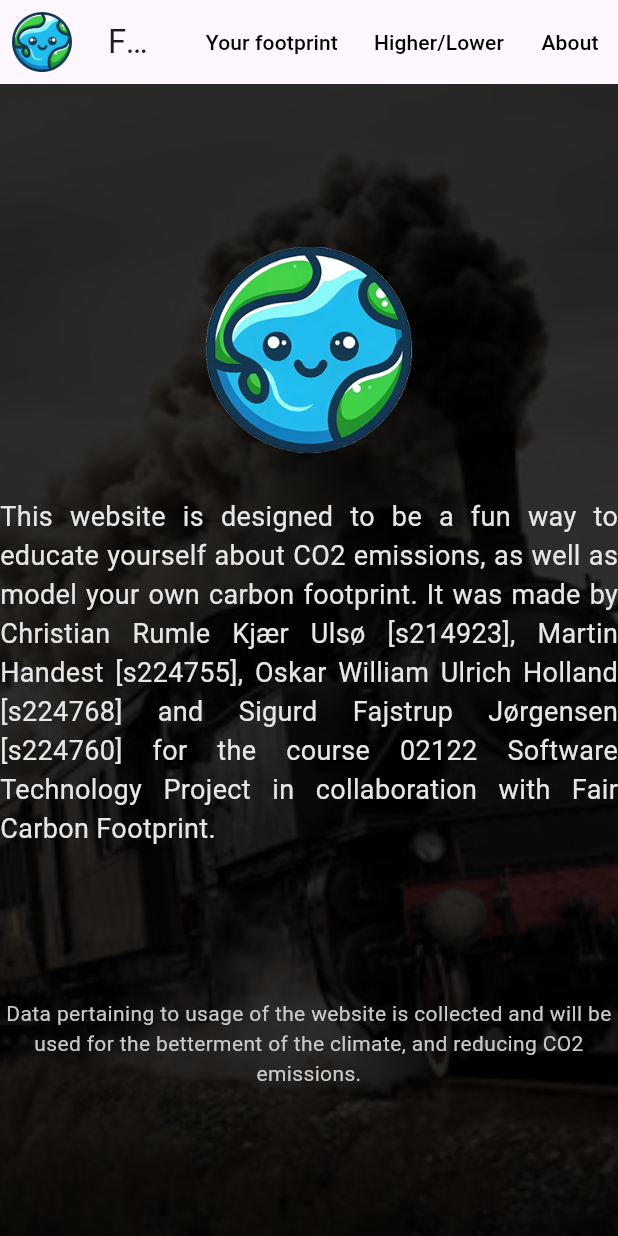
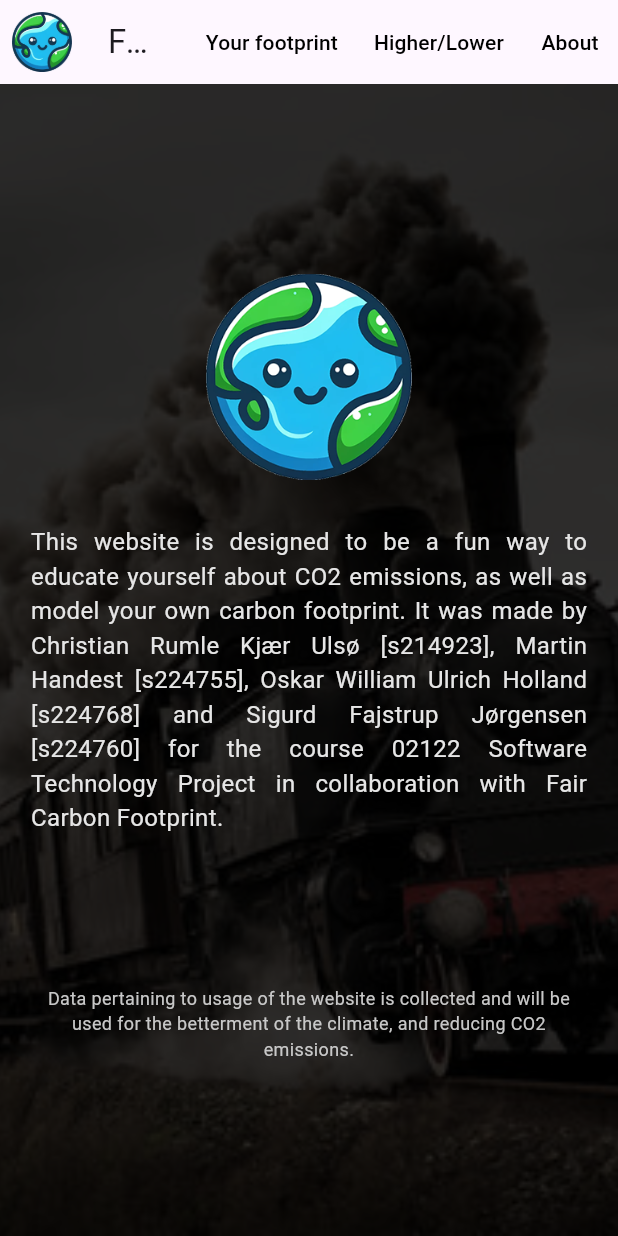
Before and after one commit to tacecapSx/fair-carbon-project, a Flutter app: the AboutPageWidget screen opened directly, on a phone screen of 412 x 824 dp. Run offline on Flutter 3.47's test engine with Material 3 defaults, Android fonts, the light colour scheme and no system bars; our stand-ins replace firebase_core, firebase_database, fl_chart; accounts and stored records are empty.

Commit message:
updated about page for mobile

```diff
--- a/lib/about_page.dart
+++ b/lib/about_page.dart
@@ -29,7 +29,7 @@ class AboutPageWidget extends StatelessWidget {
           Center(
             child: SingleChildScrollView(
               child: SizedBox(
-                width: min(700, MediaQuery.of(context).size.width),
+                width: min(700, MediaQuery.of(context).size.width*0.9),
                 child: Column(
                   mainAxisAlignment: MainAxisAlignment.spaceEvenly,
                   children: [
@@ -42,13 +42,13 @@ class AboutPageWidget extends StatelessWidget {
                     const Text(
                       "This website is designed to be a fun way to educate yourself about CO2 emissions, as well as model your own carbon footprint. It was made by Christian Rumle Kjær Ulsø [s214923], Martin Handest [s224755], Oskar William Ulrich Holland [s224768] and Sigurd Fajstrup Jørgensen [s224760] for the course 02122 Software Technology Project in collaboration with Fair Carbon Footprint.",
                       textAlign: TextAlign.justify,
-                      style: TextStyle(color: AppColors.whiteTextColor, fontSize: 18),
+                      style: TextStyle(color: AppColors.whiteTextColor, fontSize: 16),
                     ),
                     const SizedBox(height: 100,),
                     const Text(
                       "Data pertaining to usage of the website is collected and will be used for the betterment of the climate, and reducing CO2 emissions.",
                       textAlign: TextAlign.center,
-                      style: TextStyle(color: Color.fromARGB(255, 200, 200, 200), fontSize: 14),
+                      style: TextStyle(color: Color.fromARGB(255, 200, 200, 200), fontSize: 12),
                     ),
                   ],
                 ),
```
Also changed, not shown: 4 other files.
